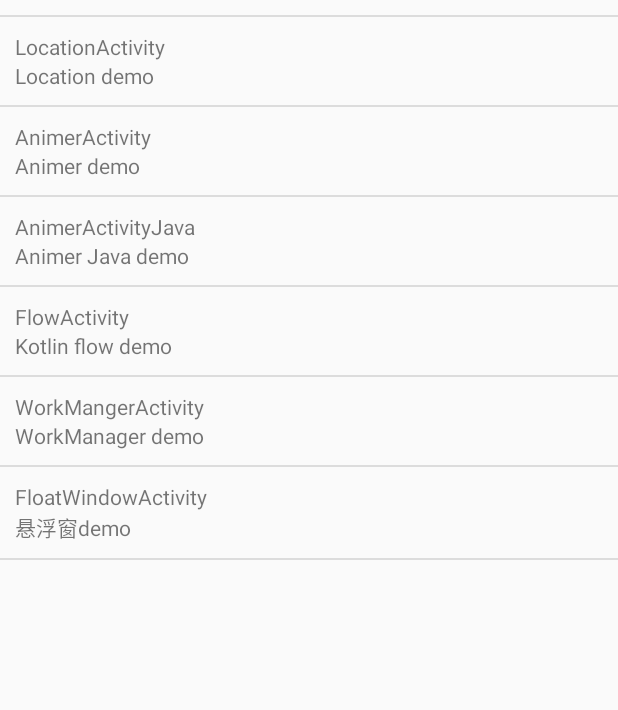
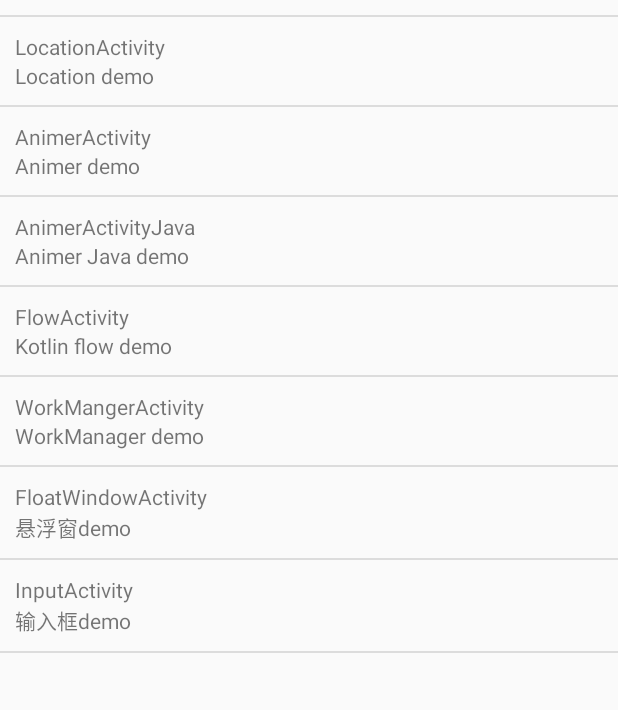
Before and after one commit to chenyue404/TestApp, an Android app: the screen it shows after launch (MainActivity), on a phone screen of 412 x 824 dp, the part 526-1236 px from its top. Run offline under Robolectric (Android 15) with nearby library versions, the phone set to English and light mode, and no system bars; libraries missing offline, so code that uses them is left out: com.facebook.drawee; 1 statement that could not run was skipped.

Commit message:
输入框

```diff
--- a/app/src/main/AndroidManifest.xml
+++ b/app/src/main/AndroidManifest.xml
@@ -38,6 +38,7 @@
         <activity android:name=".activity.FlowActivity" />
         <activity android:name=".activity.WorkMangerActivity" />
         <activity android:name=".activity.FloatWindowActivity" />
+        <activity android:name=".activity.InputActivity" />
 
         <service android:name=".FloatWindowService" />
     </application>
--- a/app/src/main/java/com/cy/testapp/activity/MainActivity.kt
+++ b/app/src/main/java/com/cy/testapp/activity/MainActivity.kt
@@ -89,6 +89,12 @@ class MainActivity : AppCompatActivity() {
                     this,
                     FloatWindowActivity::class.java
                 ), "FloatWindowActivity", "悬浮窗demo"
+            ),
+            ItemModel(
+                Intent(
+                    this,
+                    InputActivity::class.java
+                ), "InputActivity", "输入框demo"
             )
         )
 
```
Also changed, not shown: app/src/main/java/com/cy/testapp/activity/InputActivity.kt (added, +36 -0 lines), app/src/main/res/layout/activity_input.xml (added, +12 -0 lines).
